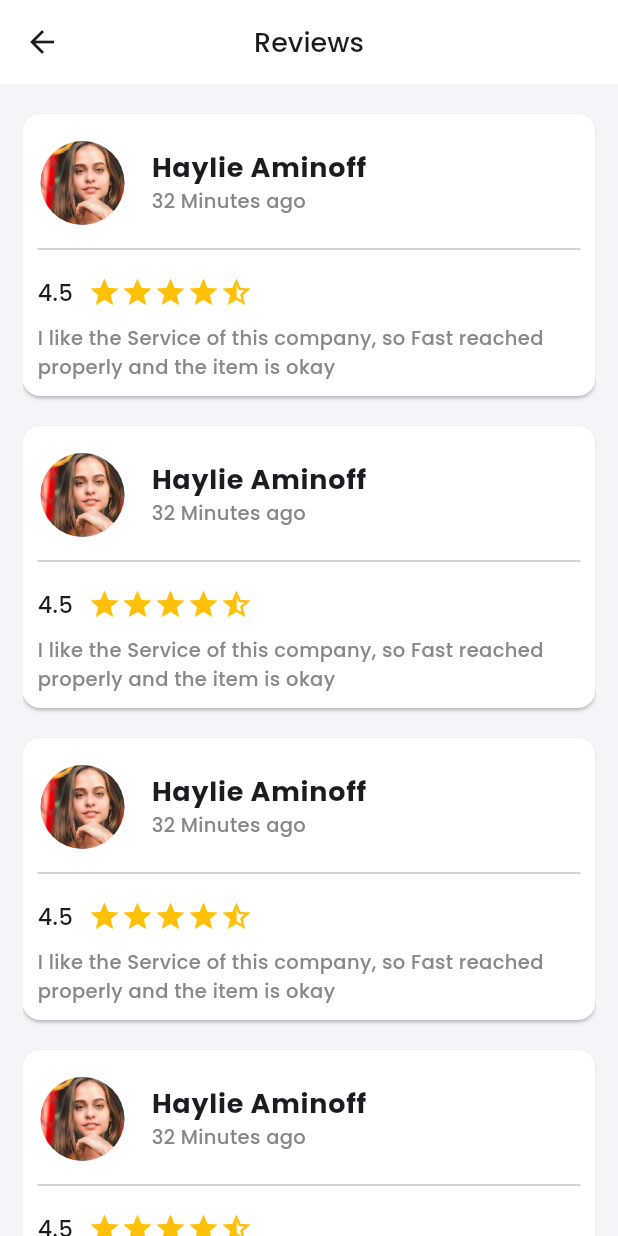
After one commit to Megan-IT-Solution/Niligiris-User-App, a Flutter app: the ReviewsScreen screen opened directly, on a phone screen of 412 x 824 dp. The commit adds this screen. Run offline on Flutter 3.47's test engine with Material 3 defaults, Android fonts, the phone set to English and light mode, and no system bars; our stand-ins replace carousel_slider, get, google_fonts, smooth_page_indicator.

Commit message:
Review Screen Done

```diff
--- /dev/null
+++ b/lib/screens/custom_navbar/home/review_card.dart
@@ -0,0 +1,62 @@
+import 'package:flutter/material.dart';
+
+import '../../../constants/app_colors.dart';
+import '../../../constants/app_text_styles.dart';
+
+class ReviewCard extends StatelessWidget {
+  const ReviewCard({super.key});
+
+  @override
+  Widget build(BuildContext context) {
+    return Card(
+      margin: EdgeInsets.only(top: 20),
+      color: AppColors.primaryWhite,
+      child: Padding(
+        padding: const EdgeInsets.symmetric(horizontal: 10, vertical: 10),
+        child: Column(
+          children: [
+            ListTile(
+              contentPadding: EdgeInsets.zero,
+              leading: CircleAvatar(
+                radius: 30,
+                backgroundImage: AssetImage('assets/images/r.png'),
+              ),
+              title: Text(
+                "Haylie Aminoff",
+                style: AppTextStyles.h2.copyWith(fontWeight: FontWeight.bold),
+              ),
+              subtitle: Text(
+                "32 Minutes ago",
+                style: AppTextStyles.h1.copyWith(
+                  fontSize: 13,
+                  color: AppColors.lightGrey,
+                ),
+              ),
+            ),
+            Divider(),
+            SizedBox(height: 10),
+            Row(
+              children: [
+                Text("4.5", style: AppTextStyles.h1),
+                SizedBox(width: 10),
+                Icon(Icons.grade, color: Colors.amber, size: 22),
+                Icon(Icons.grade, color: Colors.amber, size: 22),
+                Icon(Icons.grade, color: Colors.amber, size: 22),
+                Icon(Icons.grade, color: Colors.amber, size: 22),
+                Icon(Icons.star_half, color: Colors.amber, size: 22),
+              ],
+            ),
+            SizedBox(height: 10),
+            Text(
+              "I like the Service of this company, so Fast reached properly and the item is okay ",
+              style: AppTextStyles.h1.copyWith(
+                fontSize: 13,
+                color: AppColors.lightGrey,
+              ),
+            ),
+          ],
+        ),
+      ),
+    );
+  }
+}
--- /dev/null
+++ b/lib/screens/custom_navbar/home/reviews_screen.dart
@@ -0,0 +1,35 @@
+import 'package:flutter/material.dart';
+import 'package:nilgiris/constants/app_text_styles.dart';
+import 'package:nilgiris/screens/custom_navbar/home/review_card.dart';
+
+import '../../../constants/app_colors.dart';
+
+class ReviewsScreen extends StatelessWidget {
+  const ReviewsScreen({super.key});
+
+  @override
+  Widget build(BuildContext context) {
+    return Scaffold(
+      backgroundColor: AppColors.bgColor,
+      appBar: AppBar(
+        backgroundColor: AppColors.primaryWhite,
+        title: Text("Reviews", style: AppTextStyles.h2),
+        centerTitle: true,
+      ),
+      body: Padding(
+        padding: const EdgeInsets.symmetric(horizontal: 15),
+        child: SingleChildScrollView(
+          child: Column(
+            children: [
+              ReviewCard(),
+              ReviewCard(),
+              ReviewCard(),
+              ReviewCard(),
+              SizedBox(height: 20),
+            ],
+          ),
+        ),
+      ),
+    );
+  }
+}
--- a/lib/screens/custom_navbar/home/widgets/pdt_detail_reviews_widget.dart
+++ b/lib/screens/custom_navbar/home/widgets/pdt_detail_reviews_widget.dart
@@ -1,4 +1,6 @@
 import 'package:flutter/material.dart';
+import 'package:get/get.dart';
+import 'package:nilgiris/screens/custom_navbar/home/reviews_screen.dart';
 
 import '../../../../constants/app_colors.dart';
 import '../../../../constants/app_text_styles.dart';
@@ -8,7 +10,11 @@ class PdtDetailReviewsWidget extends StatelessWidget {
 
   @override
   Widget build(BuildContext context) {
-    return Row(
+    return GestureDetector(
+      onTap: () {
+        Get.to(ReviewsScreen());
+      },
+      child: Row(
         children: [
           Text("4.5", style: AppTextStyles.h1),
           SizedBox(width: 05),
@@ -23,6 +29,7 @@ class PdtDetailReviewsWidget extends StatelessWidget {
             style: AppTextStyles.h1.copyWith(color: AppColors.lightGrey),
           ),
         ],
+      ),
     );
   }
 }
```
Also changed, not shown: assets/images/r.png (added). Lines whose indentation alone changed are shown as unchanged.
